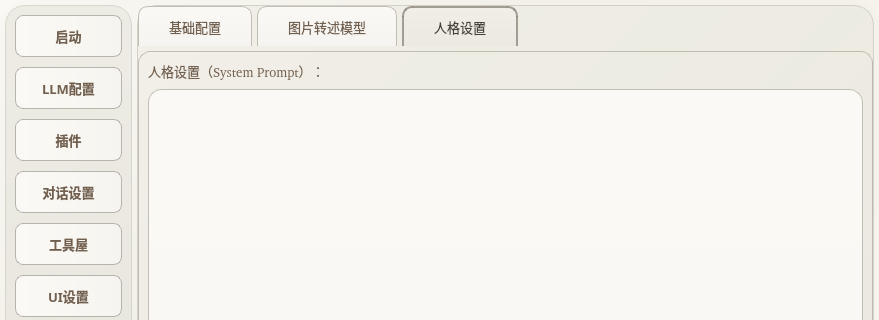
The window that live-2d/test222.ui (morettt/my-neuro) describes before a commit, drawn with Qt 5; both pictures show x 0 to 879 and y 0 to 320 of the 879 by 800 pixel window.
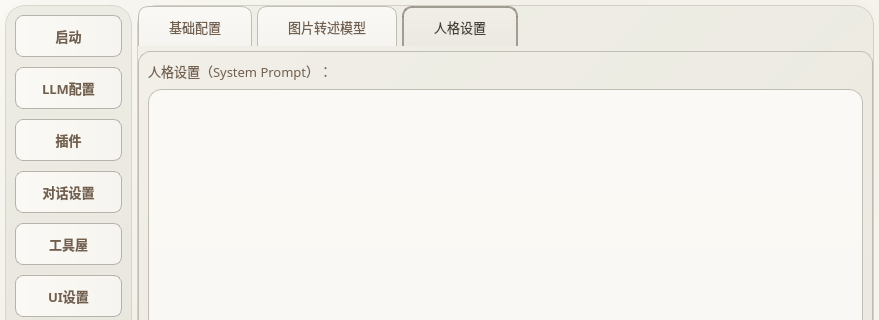
The same window after the commit. The open tabs and pages were chosen to show the change.

What changed in the file:
```diff
--- a/live-2d/test222.ui
+++ b/live-2d/test222.ui
@@ -2327,7 +2327,7 @@
                 <widget class="QLabel" name="label_6">
                  <property name="font">
                   <font>
-                   <family>寰蒋闆呴粦</family>
+                   <family>微软雅黑</family>
                    <pointsize>10</pointsize>
                   </font>
                  </property>
```
Left out of the diff: 2 changed lines with no effect on the pictures.
